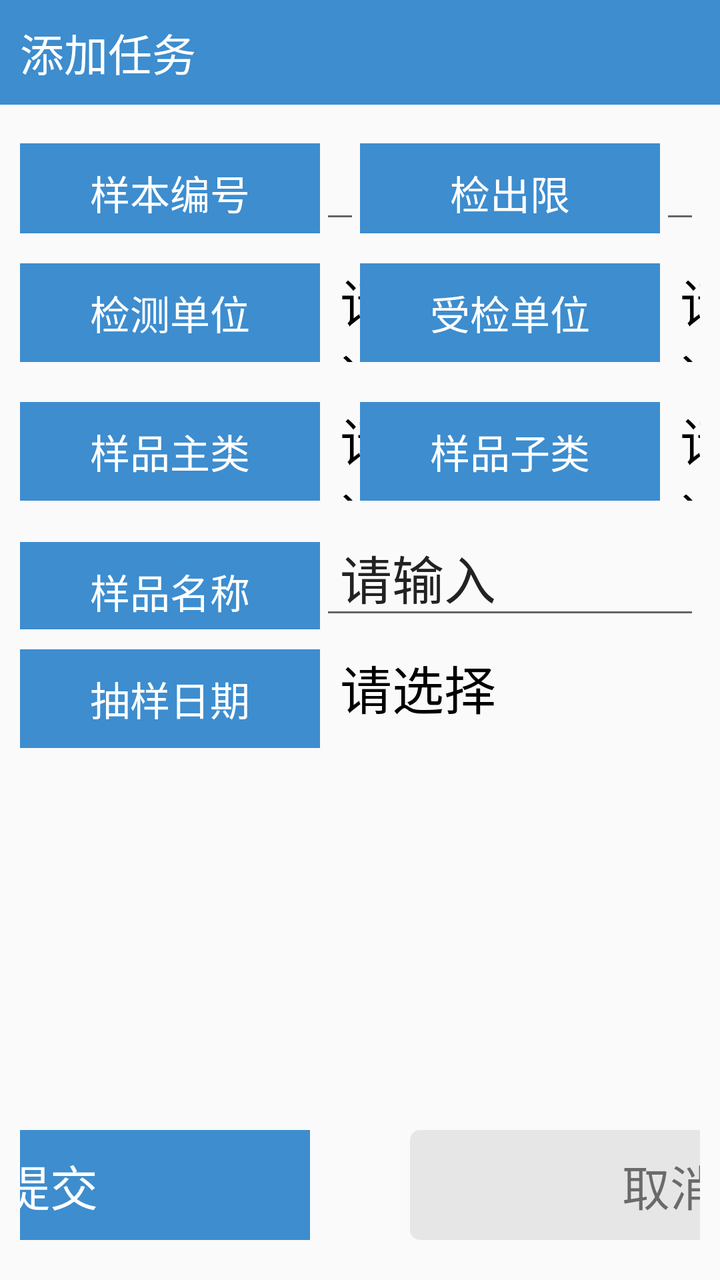
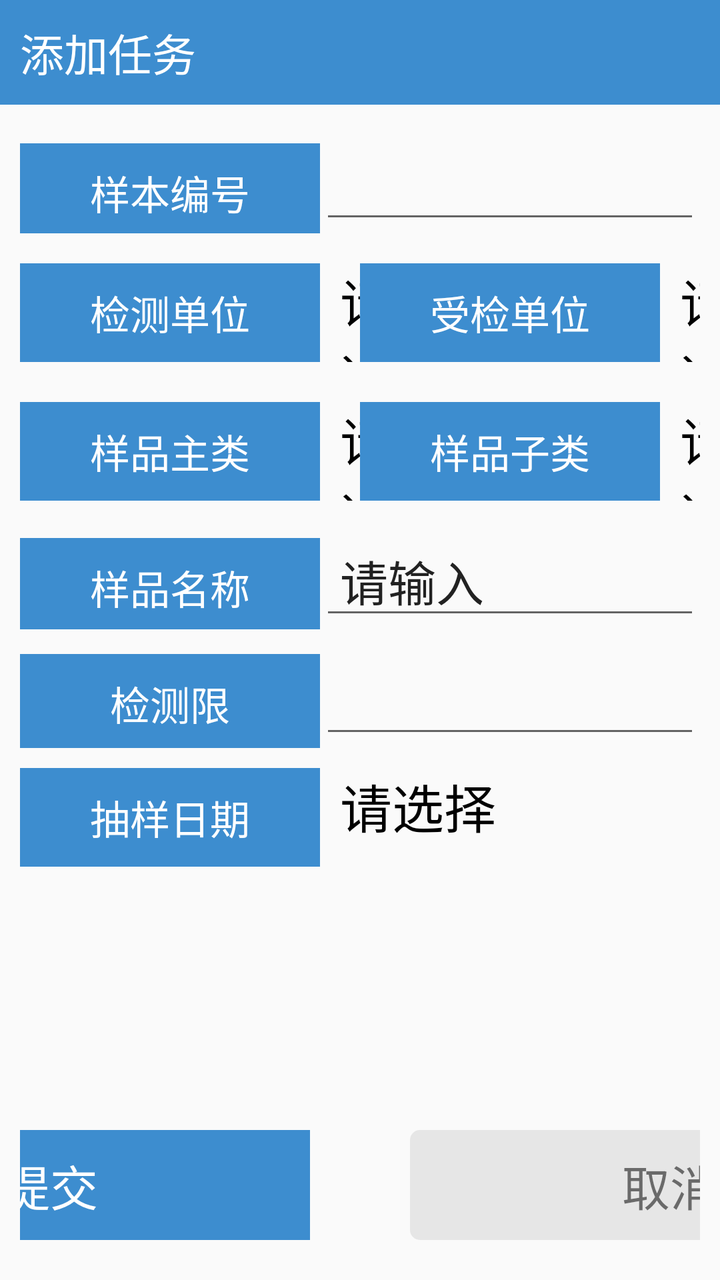

Compare the two renders of this Android layout. The source of the first and the diff that turns it into the second are given below.
<!-- AndroidManifest.xml: application theme AppTheme -->
<!-- res/layout/activity_add_task.xml -->
<?xml version="1.0" encoding="utf-8"?>
<LinearLayout xmlns:android="http://schemas.android.com/apk/res/android"
    xmlns:app="http://schemas.android.com/apk/res-auto"
    xmlns:tools="http://schemas.android.com/tools"
    android:layout_width="match_parent"
    android:layout_height="match_parent"
    android:orientation="vertical"
    tools:context=".activity.task.AddTaskActivity">

    <RelativeLayout
        android:layout_width="match_parent"
        android:layout_height="wrap_content"
        android:background="@color/bg_buy"
        android:orientation="horizontal">

        <TextView
            android:layout_width="wrap_content"
            android:layout_height="wrap_content"
            android:padding="10dp"
            android:text="添加任务"
            android:textColor="@color/white"
            android:textSize="22sp" />

    </RelativeLayout>

    <LinearLayout
        android:layout_width="match_parent"
        android:layout_height="match_parent"
        android:orientation="vertical"
        android:padding="10dp">

        <ScrollView
            android:layout_width="match_parent"
            android:layout_height="0dp"
            android:layout_weight="1">

            <LinearLayout
                android:layout_width="match_parent"
                android:layout_height="wrap_content"
                android:orientation="vertical">

                <LinearLayout
                    android:layout_width="match_parent"
                    android:layout_height="wrap_content"
                    android:layout_marginTop="5dp"
                    android:layout_marginBottom="5dp"
                    android:orientation="horizontal">

                    <LinearLayout
                        android:layout_width="0dp"
                        android:layout_height="wrap_content"
                        android:layout_weight="1"
                        android:orientation="horizontal">

                        <TextView
                            style="@style/text_label"
                            android:layout_width="150dp"
                            android:layout_height="wrap_content"
                            android:text="样本编号" />

                        <EditText
                            android:id="@+id/et_id"
                            android:layout_width="0dp"
                            android:layout_height="match_parent"
                            android:layout_weight="1"
                            android:textSize="26sp" />

                    </LinearLayout>

                    <LinearLayout
                        android:id="@+id/ll_jcx"
                        android:layout_width="0dp"
                        android:layout_height="wrap_content"
                        android:layout_weight="1"
                        android:orientation="horizontal">

                        <TextView
                            style="@style/text_label"
                            android:layout_width="150dp"
                            android:layout_height="wrap_content"
                            android:text="检出限" />

                        <EditText
                            android:id="@+id/et_jcx"
                            android:layout_width="0dp"
                            android:layout_height="match_parent"
                            android:layout_weight="1"
                            android:inputType="numberDecimal"
                            android:textSize="26sp" />

                    </LinearLayout>
                </LinearLayout>

                <LinearLayout
                    android:layout_width="match_parent"
                    android:layout_height="wrap_content"
                    android:layout_marginTop="5dp"
                    android:layout_marginBottom="5dp"
                    android:orientation="horizontal">

                    <LinearLayout
                        android:layout_width="0dp"
                        android:layout_height="wrap_content"
                        android:layout_marginTop="5dp"
                        android:layout_marginBottom="5dp"
                        android:layout_weight="1"
                        android:orientation="horizontal">

                        <TextView
                            style="@style/text_label"
                            android:layout_width="150dp"
                            android:layout_height="wrap_content"
                            android:text="检测单位" />

                        <FrameLayout
                            android:layout_width="match_parent"
                            android:layout_height="match_parent">

                            <Spinner
                                android:id="@+id/spn_jcdw_name"
                                android:layout_width="match_parent"
                                android:layout_height="match_parent"
                                android:paddingLeft="10dp"
                                android:visibility="gone" />

                            <TextView
                                android:id="@+id/tv_jcdw_name"
                                android:layout_width="match_parent"
                                android:layout_height="match_parent"
                                android:paddingLeft="10dp"
                                android:text="请选择"
                                android:textColor="@color/black"
                                android:textSize="26sp" />
                        </FrameLayout>
                    </LinearLayout>

                    <LinearLayout
                        android:layout_width="0dp"
                        android:layout_height="wrap_content"
                        android:layout_marginTop="5dp"
                        android:layout_marginBottom="5dp"
                        android:layout_weight="1"
                        android:orientation="horizontal">

                        <TextView
                            style="@style/text_label"
                            android:layout_width="150dp"
                            android:layout_height="wrap_content"
                            android:text="受检单位" />

                        <FrameLayout
                            android:layout_width="match_parent"
                            android:layout_height="match_parent">

                            <Spinner
                                android:id="@+id/spn_bjcdw_name"
                                android:layout_width="match_parent"
                                android:layout_height="match_parent"
                                android:paddingLeft="10dp"
                                android:visibility="gone" />

                            <TextView
                                android:id="@+id/tv_bjcdw_name"
                                android:layout_width="match_parent"
                                android:layout_height="match_parent"
                                android:paddingLeft="10dp"
                                android:text="请选择"
                                android:textColor="@color/black"
                                android:textSize="26sp" />
                        </FrameLayout>
                    </LinearLayout>

                </LinearLayout>

                <LinearLayout
                    android:layout_width="match_parent"
                    android:layout_height="wrap_content"
                    android:layout_marginTop="5dp"
                    android:layout_marginBottom="5dp"
                    android:orientation="horizontal">

                    <LinearLayout
                        android:layout_width="0dp"
                        android:layout_height="wrap_content"
                        android:layout_marginTop="5dp"
                        android:layout_marginBottom="5dp"
                        android:layout_weight="1"
                        android:orientation="horizontal">

                        <TextView
                            style="@style/text_label"
                            android:layout_width="150dp"
                            android:layout_height="wrap_content"
                            android:text="样品主类" />

                        <FrameLayout
                            android:layout_width="match_parent"
                            android:layout_height="match_parent">

                            <Spinner
                                android:id="@+id/spn_sample_type_main"
                                android:layout_width="match_parent"
                                android:layout_height="match_parent"
                                android:paddingLeft="10dp"
                                android:visibility="gone" />

                            <TextView
                                android:id="@+id/tv_sample_type_main"
                                android:layout_width="match_parent"
                                android:layout_height="match_parent"
                                android:paddingLeft="10dp"
                                android:text="请选择"
                                android:textColor="@color/black"
                                android:textSize="26sp" />
                        </FrameLayout>

                    </LinearLayout>

                    <LinearLayout
                        android:layout_width="0dp"
                        android:layout_height="wrap_content"
                        android:layout_marginTop="5dp"
                        android:layout_marginBottom="5dp"
                        android:layout_weight="1"
                        android:orientation="horizontal">

                        <TextView
                            style="@style/text_label"
                            android:layout_width="150dp"
                            android:layout_height="wrap_content"
                            android:text="样品子类" />

                        <FrameLayout
                            android:layout_width="match_parent"
                            android:layout_height="match_parent">

                            <Spinner
                                android:id="@+id/spn_sample_type_child"
                                android:layout_width="match_parent"
                                android:layout_height="match_parent"
                                android:paddingLeft="10dp"
                                android:visibility="gone" />

                            <TextView
                                android:id="@+id/tv_sample_type_child"
                                android:layout_width="match_parent"
                                android:layout_height="match_parent"
                                android:paddingLeft="10dp"
                                android:text="请选择"
                                android:textColor="@color/black"
                                android:textSize="26sp" />
                        </FrameLayout>
                    </LinearLayout>
                </LinearLayout>

                <LinearLayout
                    android:layout_width="match_parent"
                    android:layout_height="wrap_content"
                    android:layout_marginTop="5dp"
                    android:layout_marginBottom="5dp"
                    android:orientation="horizontal">

                    <TextView
                        style="@style/text_label"
                        android:layout_width="150dp"
                        android:layout_height="wrap_content"
                        android:text="样品名称" />

                    <EditText
                        android:id="@+id/et_sample_name"
                        android:layout_width="match_parent"
                        android:layout_height="match_parent"
                        android:gravity="center_vertical"
                        android:hint="请输入"
                        android:paddingLeft="10dp"
                        android:text=""
                        android:textColor="@color/black"
                        android:textColorHint="@color/text_black"
                        android:textSize="26sp" />

                    <TextView
                        android:id="@+id/tv_sample_name"
                        android:layout_width="match_parent"
                        android:layout_height="match_parent"
                        android:gravity="center_vertical"
                        android:paddingLeft="40dp"
                        android:text="请选择"
                        android:textColor="@color/black"
                        android:textSize="26sp"
                        android:visibility="gone" />
                </LinearLayout>


                <LinearLayout
                    android:layout_width="match_parent"
                    android:layout_height="wrap_content"
                    android:layout_marginTop="5dp"
                    android:layout_marginBottom="5dp"
                    android:orientation="horizontal">

                    <TextView
                        style="@style/text_label"
                        android:layout_width="150dp"
                        android:layout_height="wrap_content"
                        android:text="抽样日期" />

                    <TextView
                        android:id="@+id/tv_sampling_date"
                        android:layout_width="match_parent"
                        android:layout_height="match_parent"
                        android:paddingLeft="10dp"
                        android:text="请选择"
                        android:textColor="@color/black"
                        android:textSize="26sp" />
                </LinearLayout>
            </LinearLayout>
        </ScrollView>

        <LinearLayout
            android:layout_width="match_parent"
            android:layout_height="wrap_content"
            android:layout_gravity="center_horizontal"
            android:layout_marginTop="10dp"
            android:layout_marginBottom="10dp"
            android:gravity="center_horizontal"
            android:orientation="horizontal">

            <TextView
                android:id="@+id/tv_commit"
                android:layout_width="260dp"
                android:layout_height="wrap_content"
                android:background="@color/colorPrimary"
                android:gravity="center"
                android:padding="10dp"
                android:text="提交"
                android:textColor="@color/white"
                android:textSize="24sp" />

            <TextView
                android:id="@+id/tv_cancel"
                android:layout_width="260dp"
                android:layout_height="wrap_content"
                android:layout_marginLeft="50dp"
                android:background="@drawable/main_bg"
                android:gravity="center"
                android:padding="10dp"
                android:text="取消"
                android:textSize="24sp" />
        </LinearLayout>
    </LinearLayout>
</LinearLayout>
<!-- resources referenced by this layout -->
<resources>
  <color name="bg_buy">#3D8DCF</color>
  <color name="colorPrimary">#3D8DCF</color>
  <color name="text_black">#222222</color>
  <color name="white">#ffffff</color>
  <!-- drawable main_bg (drawable) -->
  <?xml version="1.0" encoding="utf-8"?>
  <shape xmlns:android="http://schemas.android.com/apk/res/android" >
  
      <corners android:radius="5dp" />
      <solid android:color="#e6e6e6"/>
  
  </shape>
  <style name="text_label">
          <item name="android:padding">10dp</item>
          <item name="android:background">@color/colorPrimary</item>
          <item name="android:textSize">20sp</item>
          <item name="android:gravity">center</item>
          <item name="android:textColor">@color/white</item>
      </style>
  <style name="AppTheme" parent="Theme.AppCompat.Light.DarkActionBar">
          
          <item name="android:windowNoTitle">true</item>
          <item name="android:windowFullscreen">true</item>
      </style>
</resources>

<!-- the commit's change to res/layout/activity_add_task.xml (unified diff, before → after) -->
@@ -67,28 +67,7 @@
 
                     </LinearLayout>
 
-                    <LinearLayout
-                        android:id="@+id/ll_jcx"
-                        android:layout_width="0dp"
-                        android:layout_height="wrap_content"
-                        android:layout_weight="1"
-                        android:orientation="horizontal">
-
-                        <TextView
-                            style="@style/text_label"
-                            android:layout_width="150dp"
-                            android:layout_height="wrap_content"
-                            android:text="检出限" />
-
-                        <EditText
-                            android:id="@+id/et_jcx"
-                            android:layout_width="0dp"
-                            android:layout_height="match_parent"
-                            android:layout_weight="1"
-                            android:inputType="numberDecimal"
-                            android:textSize="26sp" />
-
-                    </LinearLayout>
+
                 </LinearLayout>
 
                 <LinearLayout
@@ -276,7 +255,7 @@
                         android:text=""
                         android:textColor="@color/black"
                         android:textColorHint="@color/text_black"
-                        android:textSize="26sp" />
+                        android:textSize="24sp" />
 
                     <TextView
                         android:id="@+id/tv_sample_name"
@@ -290,6 +269,30 @@
                         android:visibility="gone" />
                 </LinearLayout>
 
+                <LinearLayout
+                    android:id="@+id/ll_jcx"
+                    android:layout_width="match_parent"
+                    android:layout_height="wrap_content"
+                    android:layout_weight="1"
+                    android:layout_marginTop="5dp"
+                    android:layout_marginBottom="5dp"
+                    android:orientation="horizontal">
+
+                    <TextView
+                        style="@style/text_label"
+                        android:layout_width="150dp"
+                        android:layout_height="wrap_content"
+                        android:text="检测限" />
+
+                    <EditText
+                        android:id="@+id/et_jcx"
+                        android:layout_width="0dp"
+                        android:layout_height="match_parent"
+                        android:layout_weight="1"
+                        android:inputType="numberDecimal"
+                        android:textSize="24sp" />
+
+                </LinearLayout>
 
                 <LinearLayout
                     android:layout_width="match_parent"
